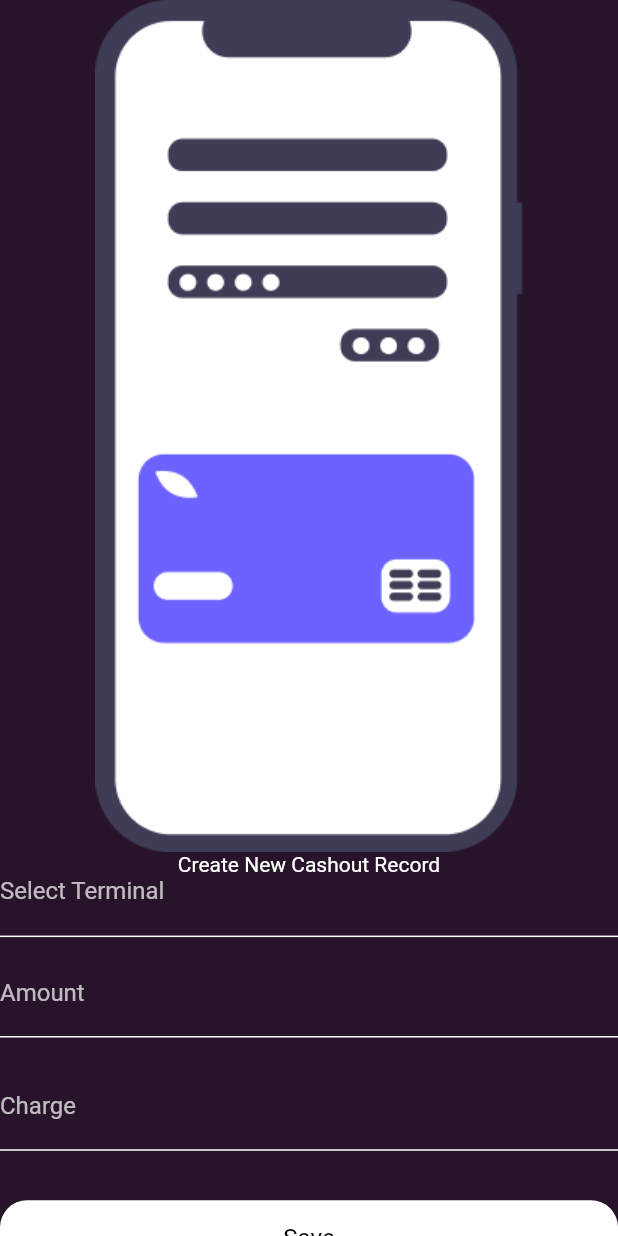
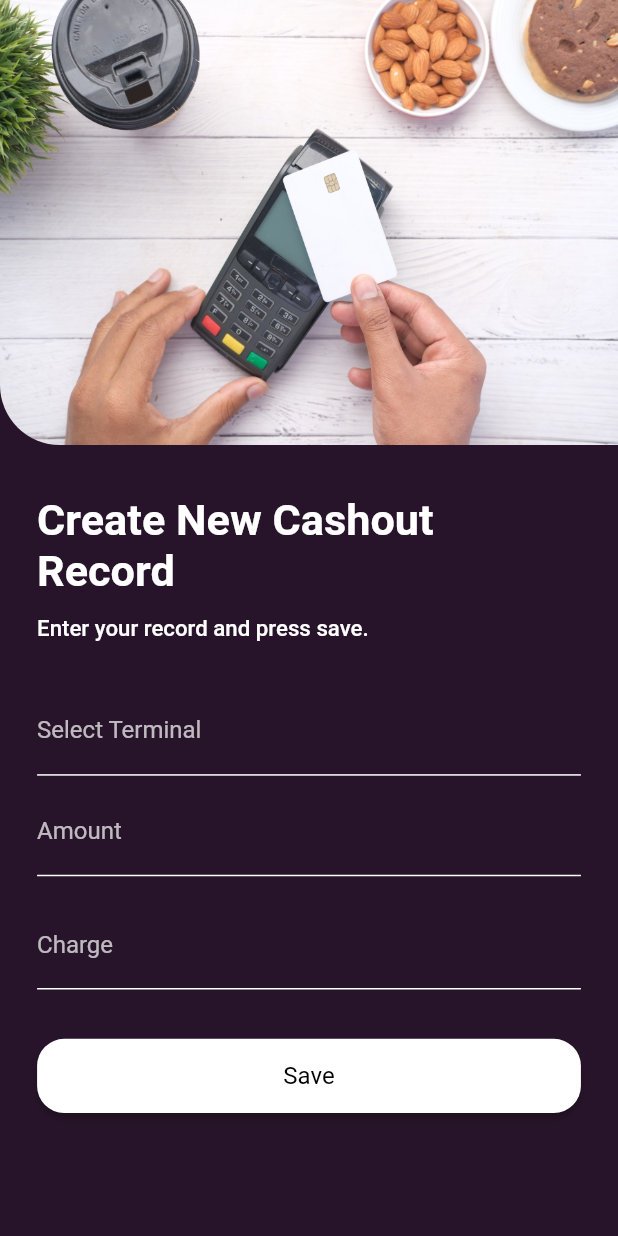
Before and after one commit to A1-Technologiesio/MPB-mobile, a Flutter app: the CreateCashoutMain screen opened by its route, on a phone screen of 412 x 824 dp. Run offline on Flutter 3.47's test engine with Material 2 defaults, Android fonts, the phone set to English and light mode, and no system bars; our stand-ins replace flutter_secure_storage, flutter_spinkit, sliding_up_panel, smooth_page_indicator; accounts and stored records are empty.

Commit message:
restructured the New record page for the design

```diff
--- a/myposbook/lib/screens/create_records/cashout_records/components/body.dart
+++ b/myposbook/lib/screens/create_records/cashout_records/components/body.dart
@@ -1,29 +1,79 @@
 import 'package:flutter/material.dart';
+import 'package:myposbook/constants.dart';
 import 'package:myposbook/screens/create_records/record_form.dart';
 
 class CashoutCreateRecordBody extends StatelessWidget {
   CashoutCreateRecordBody({Key? key}) : super(key: key);
 
-
   @override
   Widget build(BuildContext context) {
+    final mediaHeight = MediaQuery.of(context).size.height;
+    final screenWidth = MediaQuery.of(context).size.width;
+
     return SafeArea(
-      child: Column(
+      child: ListView(
         children: [
+          // image and intro text
 
-          // image and intro text
-          Image.asset('lib/assets/images/phone-alone.png'),
-          Center(
-            child: Text('Create New Cashout Record',
-            style: TextStyle(
-              color: Colors.white
-            ),
+          Container(
+            width: screenWidth,
+            height: mediaHeight * 0.36,
+            decoration: BoxDecoration(
+              borderRadius: BorderRadius.only(
+                bottomLeft: Radius.circular(40),
+                // bottomRight: Radius.circular(20),
+              ),
+              image: DecorationImage(
+                image: AssetImage(
+                  'lib/assets/images/pos-payment.jpg',
+                ),
+                fit: BoxFit.fill,
+              ),
             ),
           ),
-
-          // forms
-          RecordForm(),
-          ],
+          Padding(
+            padding: EdgeInsets.only(
+              top: mediaHeight * 0.04,
+            ),
+            child: Container(
+              width: screenWidth,
+              color: brandColor,
+              child: Padding(
+                padding: EdgeInsets.symmetric(
+                  horizontal: screenWidth * 0.06,
+                ),
+                child: Column(
+                  crossAxisAlignment: CrossAxisAlignment.start,
+                  children: [
+                    Text(
+                      'Create New Cashout Record',
+                      style: TextStyle(
+                          color: Colors.white,
+                          fontWeight: FontWeight.bold,
+                          fontSize: mediaHeight * 0.035),
+                    ),
+                    SizedBox(
+                      height: mediaHeight * 0.015,
+                    ),
+                    Text(
+                      'Enter your record and press save.',
+                      style: TextStyle(
+                        color: Colors.white,
+                        fontWeight: FontWeight.w500,
+                        fontSize: mediaHeight * 0.018,
+                      ),
+                    ),
+                    // forms
+                    Padding(
+                      padding: EdgeInsets.only(top: mediaHeight * 0.06),
+                      child: RecordForm(),
+                    ),
+                  ],
+                ),
+              ),
+            ),
+          )
+        ],
       ),
     );
   }
```
